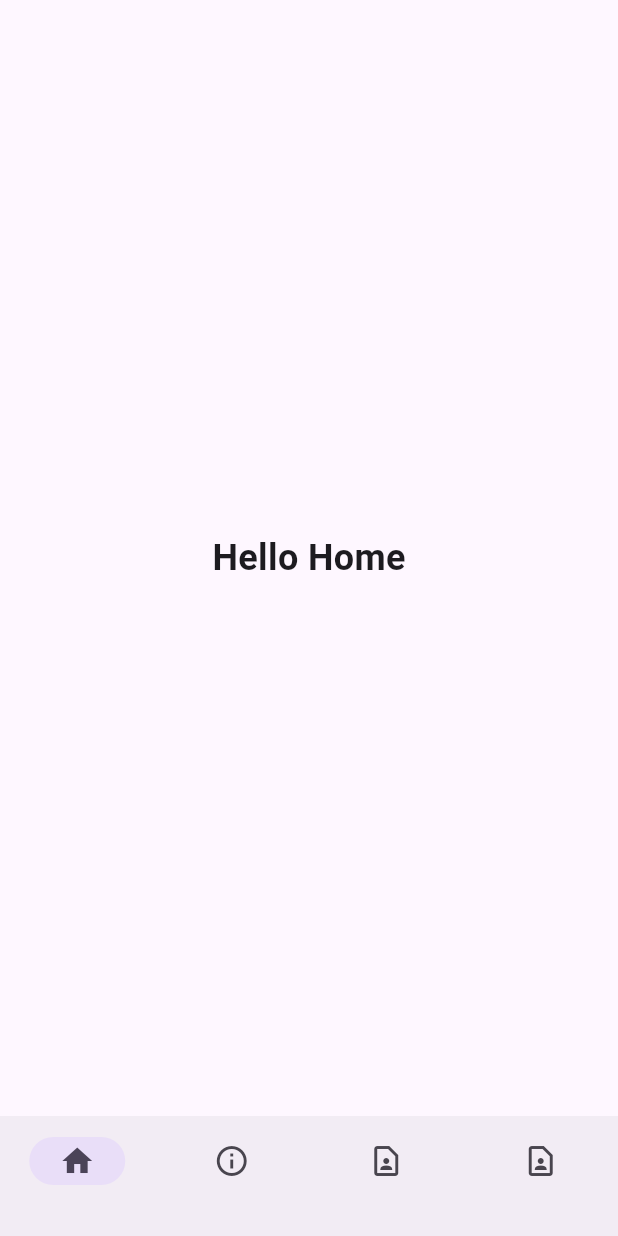
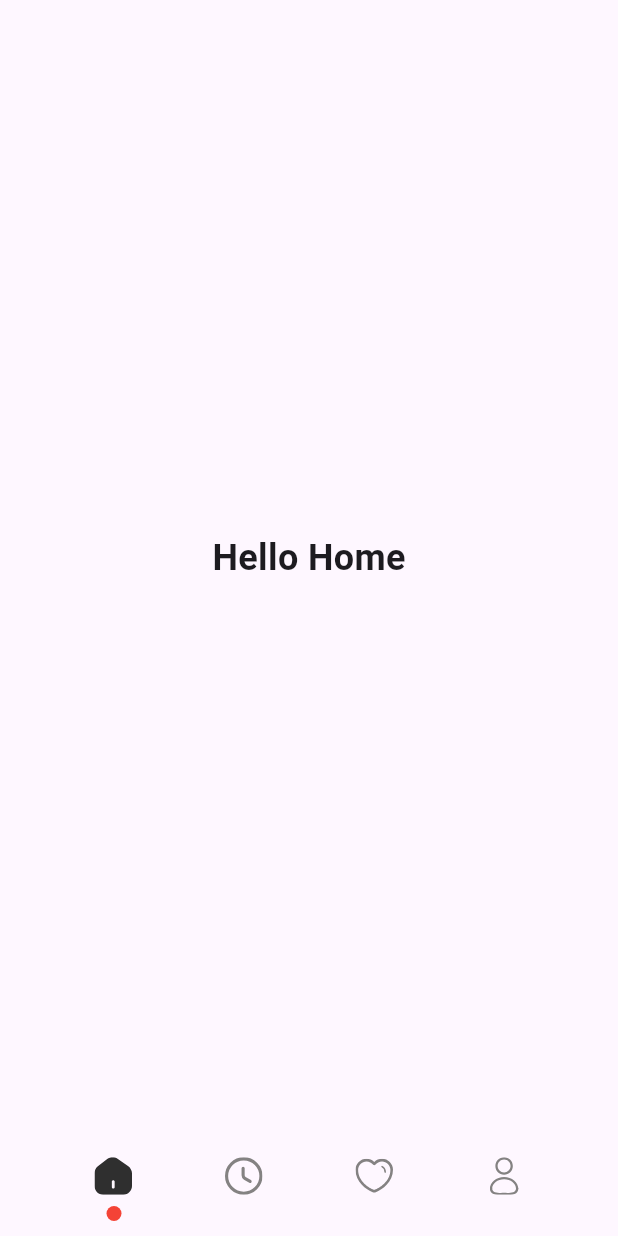
Before and after one commit to nabsba/FlutterFamousPlace, a Flutter app: the screen it shows after launch, on a phone screen of 412 x 824 dp. Run offline on Flutter 3.47's test engine with Material 3 defaults, Android fonts, the phone set to English and light mode, and no system bars; our stand-ins replace flutter_svg, go_router.

Commit message:
feat(layouts/default): add navigation icons

```diff
--- a/lib/layouts/default/default.dart
+++ b/lib/layouts/default/default.dart
@@ -2,6 +2,7 @@ import 'package:flutter/material.dart';
 import 'package:flutter_famous_places/pages/booking/booking.dart';
 import 'package:flutter_famous_places/pages/favorite/favorite.dart';
 import 'package:flutter_famous_places/pages/userProfile/userProfile.dart';
+import 'package:flutter_svg/svg.dart';
 import '../../pages/home/home.dart';
 
 class MyDefaultPage extends StatefulWidget {
@@ -32,32 +33,146 @@ class _MyWidgetState extends State<MyDefaultPage> {
   Widget build(BuildContext context) {
     return Scaffold(
       body: _pages[currentPageIndex], // Show the selected widget
-      bottomNavigationBar: NavigationBar(
+      bottomNavigationBar: Padding(
+        padding: const EdgeInsets.symmetric(
+            horizontal: 16.0), // Add padding to left and right
+        child: Padding(
+          padding: const EdgeInsets.symmetric(
+            horizontal: 16.0,
+          ), // Add padding to left and right
+          child: NavigationBar(
+            indicatorColor: Colors.transparent,
+            backgroundColor: Colors.transparent,
             selectedIndex: currentPageIndex,
+            elevation: 0.0, // Removes any shadows or elevation
+            shadowColor: Colors.transparent,
             onDestinationSelected: _onDestinationSelected,
-        destinations: const <NavigationDestination>[
+            labelBehavior: NavigationDestinationLabelBehavior.alwaysHide,
+            destinations: <NavigationDestination>[
               NavigationDestination(
-            selectedIcon: Icon(Icons.home),
-            icon: Icon(Icons.home_outlined),
+                selectedIcon: Stack(
+                  clipBehavior: Clip.none,
+                  children: [
+                    SvgPicture.asset(
+                      'assets/icons/navigationBottom/onSelection/home.svg',
+                      width: 25,
+                      height: 25,
+                    ),
+                    Positioned(
+                      bottom: -20,
+                      right: 7,
+                      child: Container(
+                        width: 10,
+                        height: 15,
+                        decoration: BoxDecoration(
+                          color: Colors.red,
+                          shape: BoxShape.circle,
+                        ),
+                      ),
+                    ),
+                  ],
+                ),
+                icon: SvgPicture.asset(
+                  'assets/icons/navigationBottom/offSelection/home.svg',
+                  width: 25,
+                  height: 25,
+                ),
                 label: '',
               ),
               NavigationDestination(
-            selectedIcon: Icon(Icons.info),
-            icon: Icon(Icons.info_outline),
+                selectedIcon: Stack(
+                  clipBehavior: Clip.none,
+                  children: [
+                    SvgPicture.asset(
+                      'assets/icons/navigationBottom/onSelection/time.svg',
+                      width: 25,
+                      height: 25,
+                    ),
+                    Positioned(
+                      bottom: -17,
+                      right: 6,
+                      child: Container(
+                        width: 10,
+                        height: 10,
+                        decoration: BoxDecoration(
+                          color: Colors.red,
+                          shape: BoxShape.circle,
+                        ),
+                      ),
+                    ),
+                  ],
+                ),
+                icon: SvgPicture.asset(
+                  'assets/icons/navigationBottom/offSelection/time.svg',
+                  width: 25,
+                  height: 25,
+                ),
                 label: '',
               ),
               NavigationDestination(
-            selectedIcon: Icon(Icons.contact_page),
-            icon: Icon(Icons.contact_page_outlined),
+                selectedIcon: Stack(
+                  clipBehavior: Clip.none,
+                  children: [
+                    SvgPicture.asset(
+                      'assets/icons/navigationBottom/onSelection/heart.svg',
+                      width: 25,
+                      height: 25,
+                    ),
+                    Positioned(
+                      bottom: -17,
+                      right: 7,
+                      child: Container(
+                        width: 10,
+                        height: 10,
+                        decoration: BoxDecoration(
+                          color: Colors.red,
+                          shape: BoxShape.circle,
+                        ),
+                      ),
+                    ),
+                  ],
+                ),
+                icon: SvgPicture.asset(
+                  'assets/icons/navigationBottom/offSelection/heart.svg',
+                  width: 25,
+                  height: 25,
+                ),
                 label: '',
               ),
               NavigationDestination(
-            selectedIcon: Icon(Icons.contact_page),
-            icon: Icon(Icons.contact_page_outlined),
+                selectedIcon: Stack(
+                  clipBehavior: Clip.none,
+                  children: [
+                    SvgPicture.asset(
+                      'assets/icons/navigationBottom/onSelection/user.svg',
+                      width: 25,
+                      height: 25,
+                    ),
+                    Positioned(
+                      bottom: -17,
+                      right: 5,
+                      child: Container(
+                        width: 10,
+                        height: 10,
+                        decoration: BoxDecoration(
+                          color: Colors.red,
+                          shape: BoxShape.circle,
+                        ),
+                      ),
+                    ),
+                  ],
+                ),
+                icon: SvgPicture.asset(
+                  'assets/icons/navigationBottom/offSelection/user.svg',
+                  width: 25,
+                  height: 25,
+                ),
                 label: '',
               ),
             ],
           ),
+        ),
+      ),
     );
   }
 }
--- a/lib/main.dart
+++ b/lib/main.dart
@@ -48,6 +48,8 @@ class MainApp extends StatelessWidget {
       routerConfig: _router,
       theme: ThemeData(
         colorScheme: ColorScheme.fromSeed(seedColor: Colors.deepPurple),
+        splashColor:
+            Colors.transparent, // renmove the wave effect on button clicked
         useMaterial3: true,
       ),
     );
--- a/pubspec.yaml
+++ b/pubspec.yaml
@@ -9,7 +9,9 @@ environment:
 dependencies:
   flutter:
     sdk: flutter
+
   go_router: ^14.6.1
+  flutter_svg: ^2.0.7
 
 dev_dependencies:
   flutter_test:
@@ -18,3 +20,7 @@ dev_dependencies:
 
 flutter:
   uses-material-design: true
+  assets:
+    - assets/
+    - assets/icons/navigationBottom/offSelection/
+    - assets/icons/navigationBottom/onSelection/
```
Also changed, not shown: assets/home.svg (added), assets/icons/navigationBottom/offSelection/heart.svg (added), assets/icons/navigationBottom/offSelection/home.svg (added), assets/icons/navigationBottom/offSelection/time.svg (added), assets/icons/navigationBottom/offSelection/user.svg (added), assets/icons/navigationBottom/onSelection/heart.svg (added), assets/icons/navigationBottom/onSelection/home.svg (added), assets/icons/navigationBottom/onSelection/time.svg (added), assets/icons/navigationBottom/onSelection/user.svg (added), pubspec.lock. Lines whose indentation alone changed are shown as unchanged.
